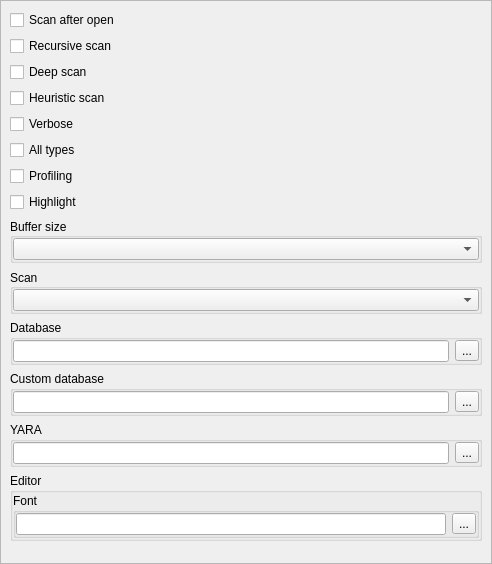
Before: the Qt Designer form dieoptionswidget.ui in horsicq/die_widget, drawn with Qt 5.
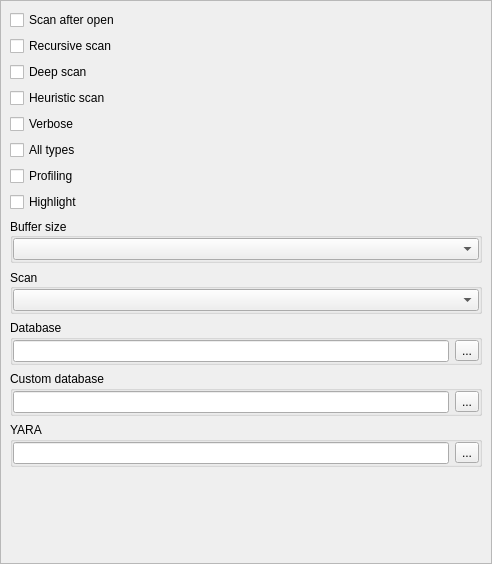
After: the same form once the commit is applied.

Diff of the .ui file:
```diff
--- a/dieoptionswidget.ui
+++ b/dieoptionswidget.ui
@@ -258,62 +258,6 @@
          </layout>
         </widget>
        </item>
-       <item>
-        <widget class="QGroupBox" name="groupBoxEditor">
-         <property name="title">
-          <string>Editor</string>
-         </property>
-         <layout class="QVBoxLayout" name="verticalLayout_2">
-          <property name="leftMargin">
-           <number>0</number>
-          </property>
-          <property name="topMargin">
-           <number>0</number>
-          </property>
-          <property name="rightMargin">
-           <number>0</number>
-          </property>
-          <property name="bottomMargin">
-           <number>0</number>
-          </property>
-          <item>
-           <widget class="QGroupBox" name="groupBoxSignaturesEditorFont">
-            <property name="title">
-             <string>Font</string>
-            </property>
-            <layout class="QHBoxLayout" name="horizontalLayout">
-             <property name="leftMargin">
-              <number>0</number>
-             </property>
-             <property name="topMargin">
-              <number>0</number>
-             </property>
-             <property name="rightMargin">
-              <number>0</number>
-             </property>
-             <property name="bottomMargin">
-              <number>0</number>
-             </property>
-             <item>
-              <widget class="QLineEdit" name="lineEditSignaturesEditorFont">
-               <property name="readOnly">
-                <bool>true</bool>
-               </property>
-              </widget>
-             </item>
-             <item>
-              <widget class="QToolButton" name="toolButtonSignaturesEditorFont">
-               <property name="text">
-                <string notr="true">...</string>
-               </property>
-              </widget>
-             </item>
-            </layout>
-           </widget>
-          </item>
-         </layout>
-        </widget>
-       </item>
        <item>
         <spacer name="verticalSpacer">
          <property name="orientation">
```
